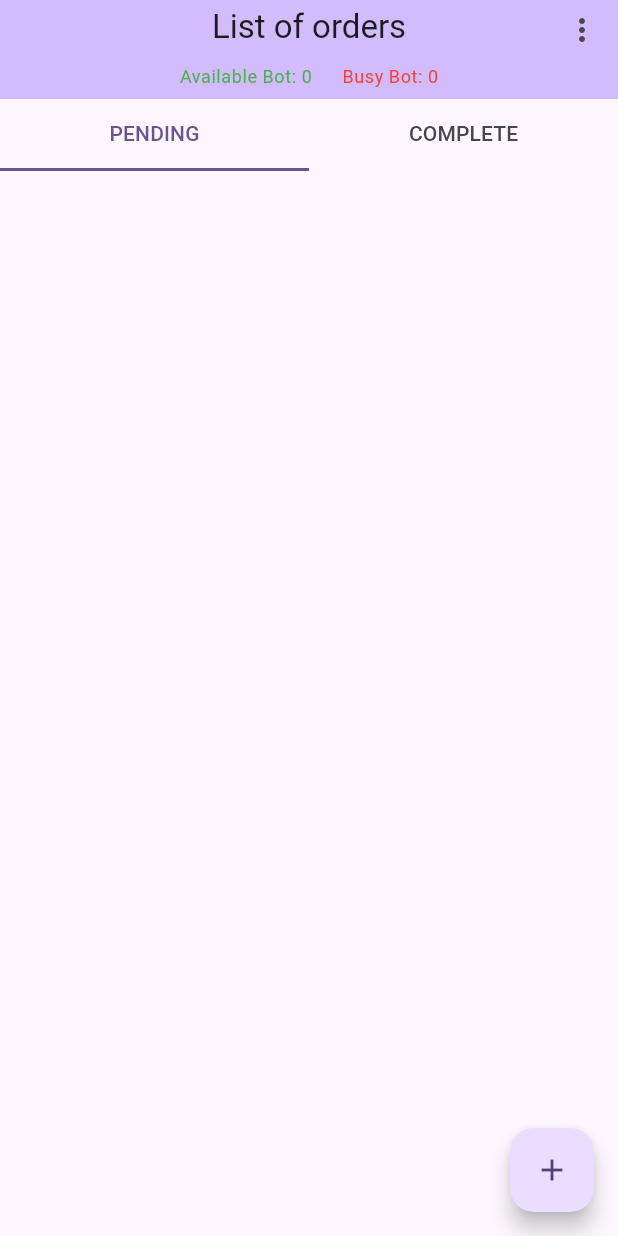
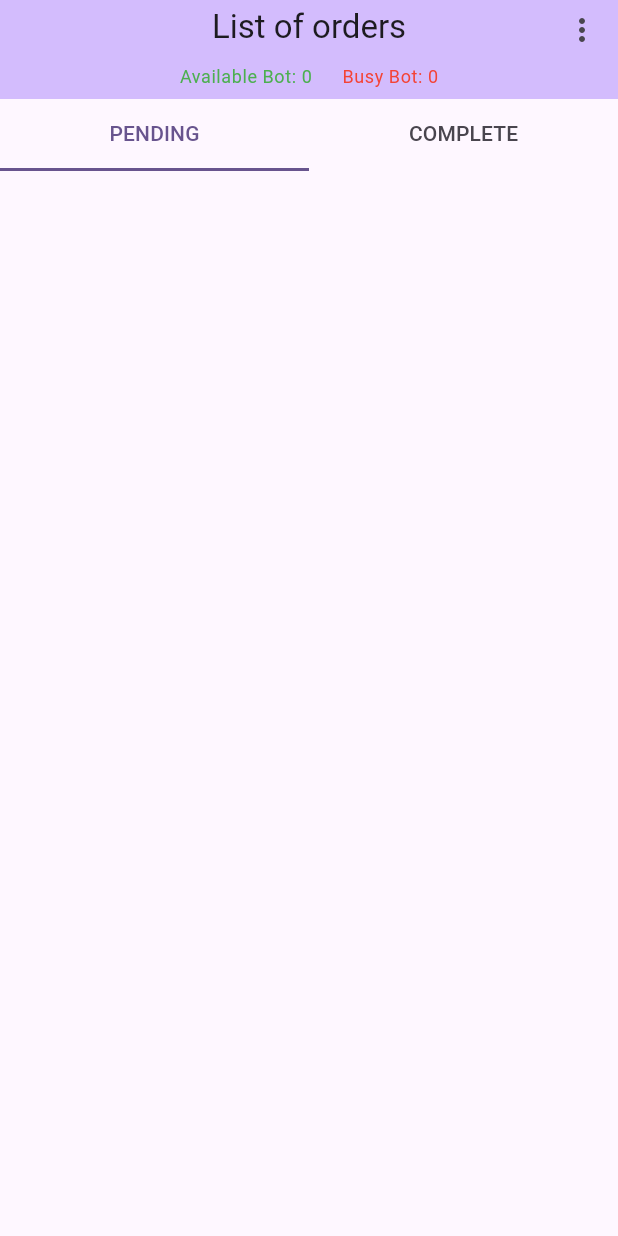
Before and after one commit to xxMrPHDxx/feedme_mcdonalds, a Flutter app: the screen it shows after launch, on a phone screen of 412 x 824 dp. Run offline on Flutter 3.47's test engine with Material 3 defaults, Android fonts, the phone set to English and light mode, and no system bars.

Commit message:
removed unused floating button

```diff
--- a/lib/main.dart
+++ b/lib/main.dart
@@ -100,9 +100,7 @@ class _MyHomePageState extends State<MyHomePage> {
             TabBar(
               indicatorSize: TabBarIndicatorSize.tab,
               dividerHeight: 0,
-              tabs: OrderStatus.values
-                  .map((status) => Tab(text: status.name.toUpperCase()))
-                  .toList(),
+              tabs: OrderStatus.values.map((status) => Tab(text: status.name.toUpperCase())).toList(),
             ),
             Expanded(
               child: TabBarView(
@@ -134,11 +132,6 @@ class _MyHomePageState extends State<MyHomePage> {
           ],
         ),
       ),
-      floatingActionButton: FloatingActionButton(
-        onPressed: controller.addBot,
-        tooltip: 'Add Bot',
-        child: const Icon(Icons.add),
-      ),
     );
   }
 }
```
